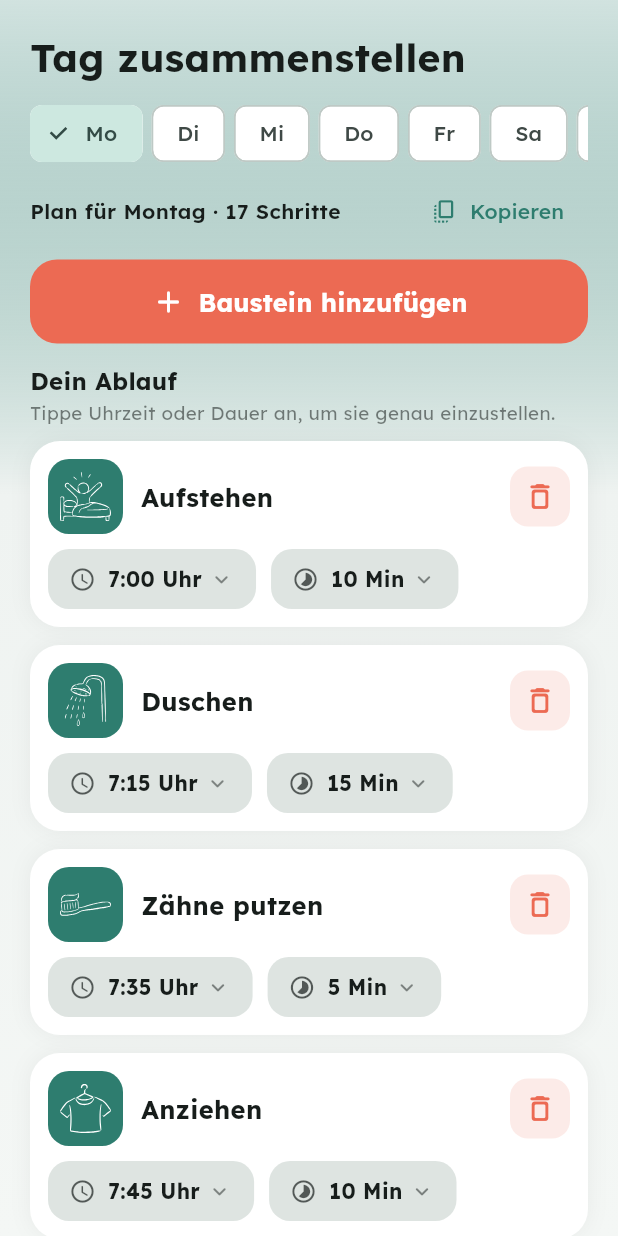
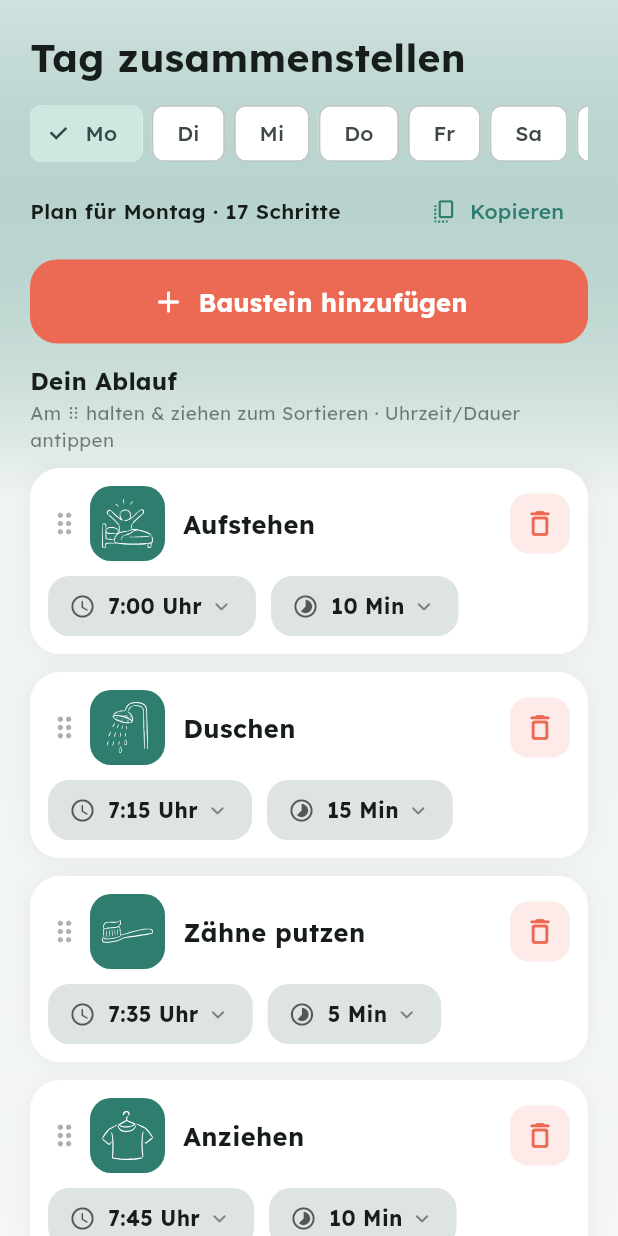
Before and after one commit to andischwaiger87-oss/Tagesplaner, a Flutter app: the EditorScreen widget shown alone on an empty page, opened directly, on a phone screen of 412 x 824 dp. Run offline on Flutter 3.47's test engine with Material 3 defaults, Android fonts, the phone set to English and light mode, and no system bars; our stand-ins replace audioplayers, file_picker, flutter_local_notifications, flutter_svg, flutter_tts, google_fonts and 3 more; accounts and stored records are empty.

Commit message:
Drag&Drop mit Zeit-Verkettung, Meldung erzwungen schließen, Editor-Datei repariert

```diff
--- a/lib/screens/editor_screen.dart
+++ b/lib/screens/editor_screen.dart
@@ -9,17 +9,19 @@ import '../theme/app_theme.dart';
 import '../widgets/activity_icon.dart';
 import '../util/format.dart';
 
-// Kompakte, selbstschließende Meldung (einzeilig, schließt sich zuverlässig)
+// Kompakte Meldung – wird per eigenem Timer zuverlässig geschlossen
+// (unabhängig von Browser-/Plattform-Eigenheiten).
 void _snack(BuildContext c, String m, {bool undo = false, VoidCallback? onUndo}) {
-  ScaffoldMessenger.of(c)
-    ..clearSnackBars()
-    ..showSnackBar(SnackBar(
+  final messenger = ScaffoldMessenger.of(c);
+  messenger.clearSnackBars();
+  final ctrl = messenger.showSnackBar(SnackBar(
     content: Text(m, maxLines: 1, overflow: TextOverflow.ellipsis, style: const TextStyle(fontSize: 13.5)),
     behavior: SnackBarBehavior.floating,
     margin: const EdgeInsets.fromLTRB(16, 0, 16, 12),
-      duration: Duration(milliseconds: undo ? 2500 : 1200),
+    duration: const Duration(days: 1),
     action: undo ? SnackBarAction(label: 'Rückgängig', onPressed: onUndo ?? () {}) : null,
   ));
+  Future.delayed(Duration(milliseconds: undo ? 2600 : 1400), () { try { ctrl.close(); } catch (_) {} });
 }
 
 String _hhmm(int min) => '${min ~/ 60}:${(min % 60).toString().padLeft(2, '0')}';
@@ -72,10 +74,8 @@ class EditorScreen extends StatelessWidget {
     final st = context.watch<AppState>();
     final cs = Theme.of(context).colorScheme;
     final ink = cs.onSurface;
-    // Der gesamte Bereich scrollt (Kopf inkl. „Dein Ablauf" scrollt mit weg),
-    // damit die Bearbeitung der Einträge die volle Höhe nutzen kann.
-    return SafeArea(
-      child: ListView(padding: const EdgeInsets.fromLTRB(20, 20, 20, 24), children: [
+    // Kopfbereich (scrollt mit); darunter die per Drag & Drop sortierbaren Einträge.
+    final header = Column(crossAxisAlignment: CrossAxisAlignment.start, children: [
       Text('Tag zusammenstellen',
           style: TextStyle(fontSize: 26, fontWeight: FontWeight.w700, color: ink)),
       const SizedBox(height: 12),
@@ -103,16 +103,27 @@ class EditorScreen extends StatelessWidget {
       )),
       const SizedBox(height: 14),
       Text('Dein Ablauf', style: TextStyle(fontSize: 16, fontWeight: FontWeight.w700, color: ink)),
-        Text('Tippe Uhrzeit oder Dauer an, um sie genau einzustellen.',
+      Text('Am ⠿ halten & ziehen zum Sortieren · Uhrzeit/Dauer antippen',
           style: TextStyle(fontSize: 12.5, color: ink.withOpacity(.55))),
       const SizedBox(height: 10),
-        if (st.plan.isEmpty)
+    ]);
+
+    if (st.plan.isEmpty) {
+      return SafeArea(child: ListView(padding: const EdgeInsets.fromLTRB(20, 20, 20, 24), children: [
+        header,
         Padding(padding: const EdgeInsets.all(24),
           child: Center(child: Text('Noch keine Schritte.\nTippe „Baustein hinzufügen".',
-                textAlign: TextAlign.center, style: TextStyle(color: ink.withOpacity(.5)))))
-        else
-          for (int i = 0; i < st.plan.length; i++) _row(context, st, i, cs),
-      ]),
+              textAlign: TextAlign.center, style: TextStyle(color: ink.withOpacity(.5))))),
+      ]));
+    }
+    return SafeArea(
+      child: ReorderableListView(
+        padding: const EdgeInsets.fromLTRB(20, 20, 20, 24),
+        buildDefaultDragHandles: false,
+        header: header,
+        onReorder: (o, n) { st.reorderChain(o, n); _snack(context, 'Reihenfolge geändert'); },
+        children: [for (int i = 0; i < st.plan.length; i++) _row(context, st, i, cs)],
+      ),
     );
   }
 
@@ -130,11 +141,15 @@ class EditorScreen extends StatelessWidget {
     final a = st.plan[i];
     final isCustom = a.key == null;
     return Container(
+      key: ValueKey(a.id),
       margin: const EdgeInsets.only(bottom: 12), padding: const EdgeInsets.all(12),
       decoration: BoxDecoration(color: cs.surface, borderRadius: BorderRadius.circular(20),
           boxShadow: [BoxShadow(color: Colors.black.withOpacity(.05), blurRadius: 12)]),
       child: Column(children: [
         Row(children: [
+          ReorderableDragStartListener(index: i,
+            child: Padding(padding: const EdgeInsets.only(right: 6),
+              child: Icon(Icons.drag_indicator_rounded, size: 22, color: ink.withOpacity(.35)))),
           IconTile(activity: a, tileSize: 50, iconSize: 34, radius: 14),
           const SizedBox(width: 12),
           Expanded(child: Text(a.label, maxLines: 1, overflow: TextOverflow.ellipsis,
```
Also changed, not shown: lib/state/app_state.dart (+17 -0 lines). Lines whose indentation alone changed are shown as unchanged.
